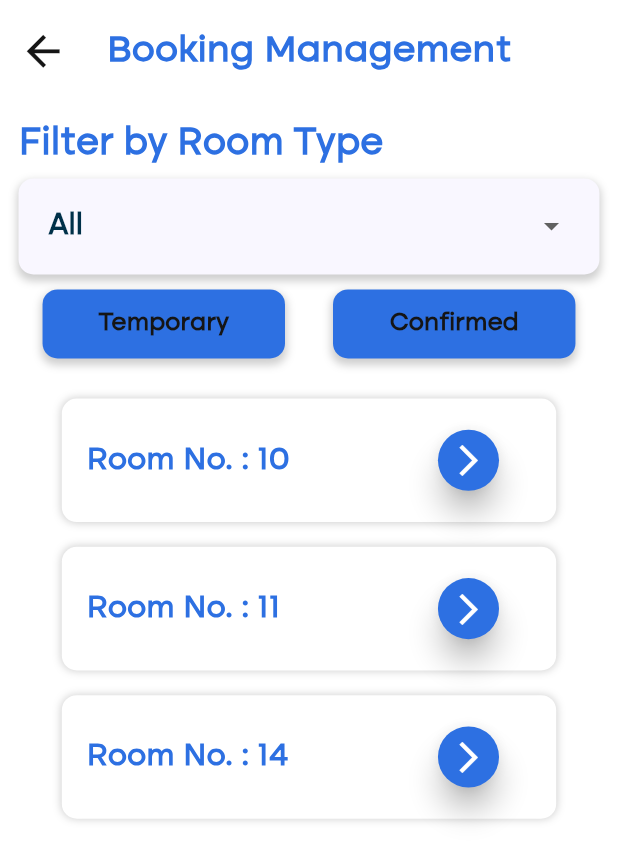
After one commit to SEP-G16/hotel-manager-app, a Flutter app: the BookingTabScreen screen opened directly, tab 2 chosen, on a phone screen of 412 x 824 dp. The commit adds this screen. Shown: the top 864 px of the screen. Run offline on Flutter 3.47's test engine with Material 3 defaults, Android fonts, the phone set to English and light mode, and no system bars; our stand-ins replace cached_network_image, flutter_svg, get.

Commit message:
design booking tab with temporary and confirmed tab views

```diff
--- /dev/null
+++ b/lib/components/booking_tile.dart
@@ -0,0 +1,76 @@
+
+import 'package:flutter/material.dart';
+import 'package:hotel_manager/constants/colour_constants.dart';
+import '../../constants/text_constants.dart';
+
+class BookingTile extends StatelessWidget {
+  final String itemName;
+  final double screenWidth;
+  final double screenHeight;
+  final VoidCallback onPressed;
+
+  const BookingTile({
+    Key? key,
+    required this.itemName,
+    required this.screenWidth,
+    required this.screenHeight,
+    required this.onPressed,
+  }) : super(key: key);
+
+  @override
+  Widget build(BuildContext context) {
+    return Container(
+      height: screenHeight * 0.1,
+      margin: EdgeInsets.symmetric(
+        vertical: screenHeight * 0.01,
+        horizontal: screenWidth * 0.02,
+      ),
+      padding: EdgeInsets.all(screenHeight * 0.02),
+      decoration: BoxDecoration(
+        color: ColourConstants.white,
+        borderRadius: BorderRadius.circular(10.0),
+        boxShadow: [
+          BoxShadow(
+            color: Colors.grey.withOpacity(0.5),
+            blurRadius: 4,
+          ),
+        ],
+      ),
+      child: Stack(
+        children: [
+          Align(
+            alignment: Alignment.centerLeft,
+            child: Text(
+              itemName,
+              style: TextConstants.mainTextStyle(
+                fontSize: screenHeight * 0.025,
+              ),
+            ),
+          ),
+          Positioned(
+            right: 10,
+            top: 0,
+            bottom: 0,
+            child: Align(
+              alignment: Alignment.centerRight,
+              child: ElevatedButton(
+                onPressed: onPressed,
+                style: ElevatedButton.styleFrom(
+                  foregroundColor: ColourConstants.white,
+                  backgroundColor: ColourConstants.mainBlue,
+                  shape: CircleBorder(),
+                  padding: EdgeInsets.all(8.0),
+                  elevation: 8.0,
+                ),
+                child: Icon(
+                  Icons.arrow_forward_ios,
+                  size: screenHeight * 0.03,
+                ),
+              ),
+            ),
+          ),
+        ],
+      ),
+    );
+  }
+}
--- a/lib/constants/colour_constants.dart
+++ b/lib/constants/colour_constants.dart
@@ -1,12 +1,16 @@
 import 'package:flutter/material.dart';
 
-class ColourConstants{
-
+class ColourConstants {
   ColourConstants._();
 
   static const Color mainBlue = Color(0xFF2D70E2);
   static const Color richBlack = Color(0xFF003049);
-  static const Color orchidAccent= Color(0xFFF9F7FF);
+  static const Color orchidAccent = Color(0xFFF9F7FF);
   static const Color ivory = Color(0xFFFFFDFD);
   static const Color brickRed = Color(0xFFBB3E48);
+
+  static const Color chineseBlack = Color(0xFF151515);
+  static const Color white = Color(0xFFFFFFFF);
+  static const Color green = Color(0xFF00FF00);
+  static const Color red = Color(0xFFFF0000);
 }
--- /dev/null
+++ b/lib/controllers/view/booking_tab_controller.dart
@@ -0,0 +1,67 @@
+import 'package:get/get.dart';
+import 'package:flutter/material.dart';
+
+class BookingTabController extends GetxController with GetSingleTickerProviderStateMixin {
+  late TabController tabController;
+  RxInt _selectedIndex = 0.obs;
+  RxString _selectedRoomType = 'All'.obs; // Track selected room type
+
+  int get selectedIndex => _selectedIndex.value;
+  String get selectedRoomType => _selectedRoomType.value;
+
+  final RxList<Map<String, String>> _temporaryRooms = <Map<String, String>>[].obs;
+  final RxList<Map<String, String>> _confirmedRooms = <Map<String, String>>[].obs;
+
+  List<String> get filteredTemporaryRooms {
+    if (selectedRoomType == 'All') {
+      return _temporaryRooms.map((room) => room['number']!).toList();
+    }
+    return _temporaryRooms.where((room) => room['type'] == selectedRoomType).map((room) => room['number']!).toList();
+  }
+
+  List<String> get filteredConfirmedRooms {
+    if (selectedRoomType == 'All') {
+      return _confirmedRooms.map((room) => room['number']!).toList();
+    }
+    return _confirmedRooms.where((room) => room['type'] == selectedRoomType).map((room) => room['number']!).toList();
+  }
+
+  @override
+  void onInit() {
+    super.onInit();
+    tabController = TabController(length: 2, vsync: this);
+
+    // Initialize room data
+    _temporaryRooms.addAll([
+      {'number': 'Room No. : 21', 'type': 'Standard'},
+      {'number': 'Room No. : 22', 'type': 'Standard'},
+      {'number': 'Room No. : 23', 'type': 'Standard'},
+      {'number': 'Room No. : 24', 'type': 'Deluxe'},
+      {'number': 'Room No. : 25', 'type': 'Deluxe'},
+      {'number': 'Room No. : 26', 'type': 'Family'},
+      {'number': 'Room No. : 27', 'type': 'Family'},
+    ]);
+
+    _confirmedRooms.addAll([
+      {'number': 'Room No. : 10', 'type': 'Standard'},
+      {'number': 'Room No. : 11', 'type': 'Deluxe'},
+      {'number': 'Room No. : 14', 'type': 'Family'},
+    ]);
+
+    tabController.addListener(() {
+      _selectedIndex.value = tabController.index;
+      print(selectedIndex);
+    });
+  }
+
+  @override
+  void onClose() {
+    tabController.dispose();
+    super.onClose();
+  }
+
+  void updateSelectedRoomType(String roomType) {
+    _selectedRoomType.value = roomType;
+    update(); // Notify listeners to rebuild
+  }
+}
--- /dev/null
+++ b/lib/views/booking_tab_screen.dart
@@ -0,0 +1,230 @@
+import 'package:flutter/material.dart';
+import 'package:get/get.dart';
+import 'package:hotel_manager/constants/colour_constants.dart';
+import '../../constants/text_constants.dart';
+import 'package:hotel_manager/controllers/view/booking_tab_controller.dart';
+import 'package:hotel_manager/components/named_drop_down_button.dart';
+import 'package:hotel_manager/components/booking_tile.dart'; // Import the BookingTile component
+
+class BookingTabScreen extends StatelessWidget {
+  @override
+  Widget build(BuildContext context) {
+    final screenWidth = MediaQuery.of(context).size.width;
+    final screenHeight = MediaQuery.of(context).size.height;
+
+    return GetBuilder<BookingTabController>(
+      init: BookingTabController(),
+      builder: (controller) {
+        return Scaffold(
+          backgroundColor: ColourConstants.white,
+          body: SafeArea(
+            child: Container(
+              alignment: Alignment.center,
+              child: Column(
+                children: [
+                  // Back button and title
+                  Container(
+                    padding: EdgeInsets.symmetric(
+                      horizontal: screenWidth * 0.03,
+                      vertical: screenHeight * 0.02,
+                    ),
+                    child: Stack(
+                      alignment: Alignment.center,
+                      children: [
+                        Align(
+                          alignment: Alignment.centerLeft,
+                          child: Icon(
+                            Icons.arrow_back,
+                            color: ColourConstants.chineseBlack,
+                            size: screenHeight * 0.04,
+                          ),
+                        ),
+                        Align(
+                          alignment: Alignment.center,
+                          child: Text(
+                            'Booking Management',
+                            style: TextConstants.mainTextStyle(
+                              fontSize: screenHeight * 0.03,
+                            ),
+                          ),
+                        ),
+                      ],
+                    ),
+                  ),
+
+                  // Room type filter dropdown
+                  Container(
+                    padding: EdgeInsets.symmetric(
+                      horizontal: screenWidth * 0.03,
+                    ),
+                    child: NamedDropDownButton(
+                      titleText: 'Filter by Room Type',
+                      value: controller.selectedRoomType,
+                      selectOptionValue: (value) {
+                        controller.updateSelectedRoomType(value);
+                      },
+                      onChanged: (value) {
+                        controller.updateSelectedRoomType(value);
+                      },
+                      itemList: [
+                        DropdownMenuItem(
+                          value: 'All',
+                          child: Text('All'),
+                        ),
+                        DropdownMenuItem(
+                          value: 'Standard',
+                          child: Text('Standard'),
+                        ),
+                        DropdownMenuItem(
+                          value: 'Deluxe',
+                          child: Text('Deluxe'),
+                        ),
+                        DropdownMenuItem(
+                          value: 'Family',
+                          child: Text('Family'),
+                        ),
+                      ],
+                      width: screenWidth * 0.94,
+                    ),
+                  ),
+
+                  // Tabs
+                  Container(
+                    margin: EdgeInsets.symmetric(
+                      horizontal: screenWidth * 0.03,
+                    ),
+                    child: TabBar(
+                      controller: controller.tabController,
+                      indicatorColor: Colors.transparent,
+                      dividerColor: Colors.transparent,
+                      tabs: <Widget>[
+                        Tab(
+                          child: Container(
+                            padding: EdgeInsets.symmetric(
+                              horizontal: screenWidth * 0.05,
+                            ),
+                            height: screenHeight * 0.08,
+                            width: double.maxFinite,
+                            decoration: BoxDecoration(
+                              color: ColourConstants.mainBlue,
+                              borderRadius: BorderRadius.circular(10.0),
+                              boxShadow: [
+                                BoxShadow(
+                                  color: Colors.grey.withOpacity(0.5),
+                                  spreadRadius: 1,
+                                  blurRadius: 4,
+                                  offset: const Offset(0, 3),
+                                ),
+                              ],
+                            ),
+                            child: Center(
+                              child: Text(
+                                'Temporary',
+                                style: TextConstants.subTextStyle(
+                                  color: ColourConstants.chineseBlack,
+                                  fontSize: screenHeight * 0.02,
+                                ),
+                              ),
+                            ),
+                          ),
+                        ),
+                        Tab(
+                          child: Container(
+                            padding: EdgeInsets.symmetric(
+                              horizontal: screenWidth * 0.05,
+                            ),
+                            height: screenHeight * 0.08,
+                            width: double.maxFinite,
+                            decoration: BoxDecoration(
+                              color: ColourConstants.mainBlue,
+                              borderRadius: BorderRadius.circular(10.0),
+                              boxShadow: [
+                                BoxShadow(
+                                  color: Colors.grey.withOpacity(0.5),
+                                  spreadRadius: 1,
+                                  blurRadius: 4,
+                                  offset: const Offset(0, 3),
+                                ),
+                              ],
+                            ),
+                            child: Center(
+                              child: Text(
+                                'Confirmed',
+                                style: TextConstants.subTextStyle(
+                                  color: ColourConstants.chineseBlack,
+                                  fontSize: screenHeight * 0.02,
+                                ),
+                              ),
+                            ),
+                          ),
+                        ),
+                      ],
+                    ),
+                  ),
+
+                  Expanded(
+                    child: TabBarView(
+                      controller: controller.tabController,
+                      children: <Widget>[
+                        Container(
+                          margin: EdgeInsets.symmetric(
+                            horizontal: screenWidth * 0.08,
+                            vertical: screenHeight * 0.02,
+                          ),
+                          alignment: Alignment.center,
+                          child: Column(
+                            children: [
+                              Expanded(
+                                child: ListView(
+                                  children: controller.filteredTemporaryRooms
+                                      .map((room) => BookingTile(
+                                    itemName: room,
+                                    screenWidth: screenWidth,
+                                    screenHeight: screenHeight,
+                                    onPressed: () {
+                                      print('Arrow icon clicked for item: $room');
+                                    },
+                                  ))
+                                      .toList(),
+                                ),
+                              ),
+                            ],
+                          ),
+                        ),
+                        Container(
+                          margin: EdgeInsets.symmetric(
+                            horizontal: screenWidth * 0.08,
+                            vertical: screenHeight * 0.02,
+                          ),
+                          alignment: Alignment.center,
+                          child: Column(
+                            children: [
+                              Expanded(
+                                child: ListView(
+                                  children: controller.filteredConfirmedRooms
+                                      .map((room) => BookingTile(
+                                    itemName: room,
+                                    screenWidth: screenWidth,
+                                    screenHeight: screenHeight,
+                                    onPressed: () {
+                                      print('Arrow icon clicked for item: $room');
+                                    },
+                                  ))
+                                      .toList(),
+                                ),
+                              ),
+                            ],
+                          ),
+                        ),
+                      ],
+                    ),
+                  ),
+                ],
+              ),
+            ),
+          ),
+        );
+      },
+    );
+  }
+}
```
